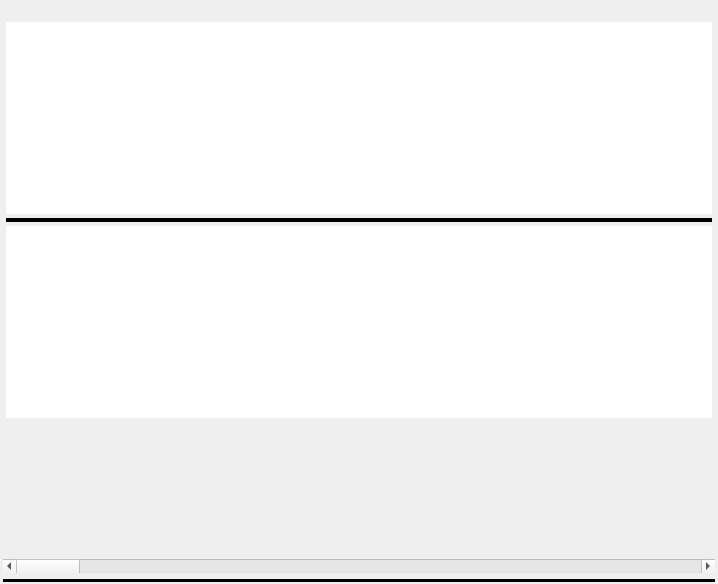
This is cardView/deckPlay.ui in Szybet/sanki as Qt 5 draws it before an edit. The edited form follows.
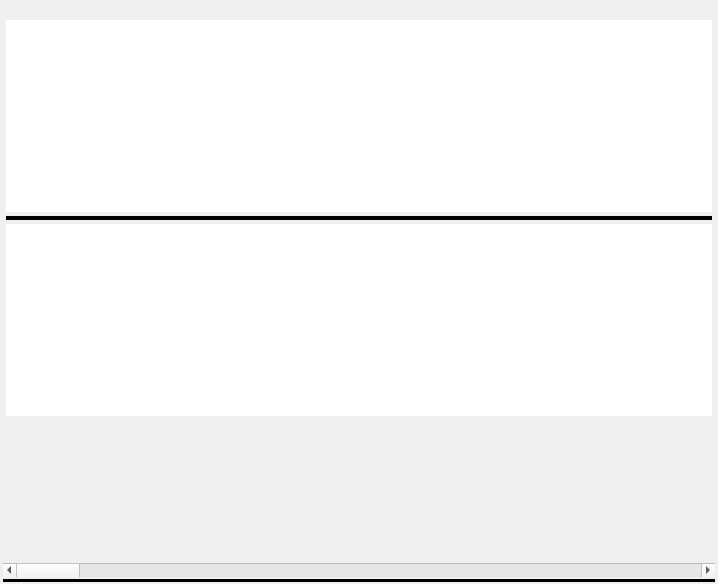
This is the edited form.

```diff
--- a/cardView/deckPlay.ui
+++ b/cardView/deckPlay.ui
@@ -1,7 +1,7 @@
 <?xml version="1.0" encoding="UTF-8"?>
 <ui version="4.0">
  <class>DeckPlay</class>
- <widget class="QMainWindow" name="DeckPlay">
+ <widget class="QWidget" name="DeckPlay">
   <property name="geometry">
    <rect>
     <x>0</x>
@@ -10,13 +10,18 @@
     <height>584</height>
    </rect>
   </property>
+  <property name="sizePolicy">
+   <sizepolicy hsizetype="Preferred" vsizetype="Preferred">
+    <horstretch>0</horstretch>
+    <verstretch>0</verstretch>
+   </sizepolicy>
+  </property>
   <property name="windowTitle">
    <string>MainWindow</string>
   </property>
-  <widget class="QWidget" name="centralwidget">
-   <layout class="QVBoxLayout" name="verticalLayout">
+  <layout class="QVBoxLayout" name="verticalLayout_3">
     <property name="spacing">
-     <number>6</number>
+    <number>2</number>
     </property>
     <property name="leftMargin">
      <number>3</number>
@@ -30,49 +35,6 @@
     <property name="bottomMargin">
      <number>2</number>
     </property>
-    <item>
-     <layout class="QHBoxLayout" name="horizontalLayout">
-      <item>
-       <widget class="QLabel" name="cardStatsLabel">
-        <property name="sizePolicy">
-         <sizepolicy hsizetype="Fixed" vsizetype="Fixed">
-          <horstretch>0</horstretch>
-          <verstretch>0</verstretch>
-         </sizepolicy>
-        </property>
-        <property name="text">
-         <string/>
-        </property>
-       </widget>
-      </item>
-      <item>
-       <spacer name="horizontalSpacer">
-        <property name="orientation">
-         <enum>Qt::Horizontal</enum>
-        </property>
-        <property name="sizeHint" stdset="0">
-         <size>
-          <width>5</width>
-          <height>5</height>
-         </size>
-        </property>
-       </spacer>
-      </item>
-      <item>
-       <widget class="QLabel" name="zoomLabel">
-        <property name="sizePolicy">
-         <sizepolicy hsizetype="Fixed" vsizetype="Preferred">
-          <horstretch>0</horstretch>
-          <verstretch>0</verstretch>
-         </sizepolicy>
-        </property>
-        <property name="text">
-         <string/>
-        </property>
-       </widget>
-      </item>
-     </layout>
-    </item>
     <item>
      <layout class="QGridLayout" name="gridCard">
       <property name="verticalSpacing">
@@ -107,7 +69,7 @@
            <x>0</x>
            <y>0</y>
            <width>710</width>
-           <height>518</height>
+          <height>553</height>
           </rect>
          </property>
          <property name="sizePolicy">
@@ -132,6 +94,49 @@
           <property name="bottomMargin">
            <number>2</number>
           </property>
+         <item>
+          <layout class="QHBoxLayout" name="horizontalLayout">
+           <item>
+            <widget class="QLabel" name="cardStatsLabel">
+             <property name="sizePolicy">
+              <sizepolicy hsizetype="Fixed" vsizetype="Fixed">
+               <horstretch>0</horstretch>
+               <verstretch>0</verstretch>
+              </sizepolicy>
+             </property>
+             <property name="text">
+              <string/>
+             </property>
+            </widget>
+           </item>
+           <item>
+            <spacer name="horizontalSpacer">
+             <property name="orientation">
+              <enum>Qt::Horizontal</enum>
+             </property>
+             <property name="sizeHint" stdset="0">
+              <size>
+               <width>5</width>
+               <height>5</height>
+              </size>
+             </property>
+            </spacer>
+           </item>
+           <item>
+            <widget class="QLabel" name="zoomLabel">
+             <property name="sizePolicy">
+              <sizepolicy hsizetype="Fixed" vsizetype="Preferred">
+               <horstretch>0</horstretch>
+               <verstretch>0</verstretch>
+              </sizepolicy>
+             </property>
+             <property name="text">
+              <string/>
+             </property>
+            </widget>
+           </item>
+          </layout>
+         </item>
           <item>
            <widget class="QTextBrowser" name="textFrontCard">
             <property name="sizePolicy">
@@ -299,7 +304,6 @@
      <layout class="QGridLayout" name="gridManageCard"/>
     </item>
    </layout>
-  </widget>
  </widget>
  <resources/>
  <connections/>
```
Lines whose indentation alone changed are shown as unchanged.
